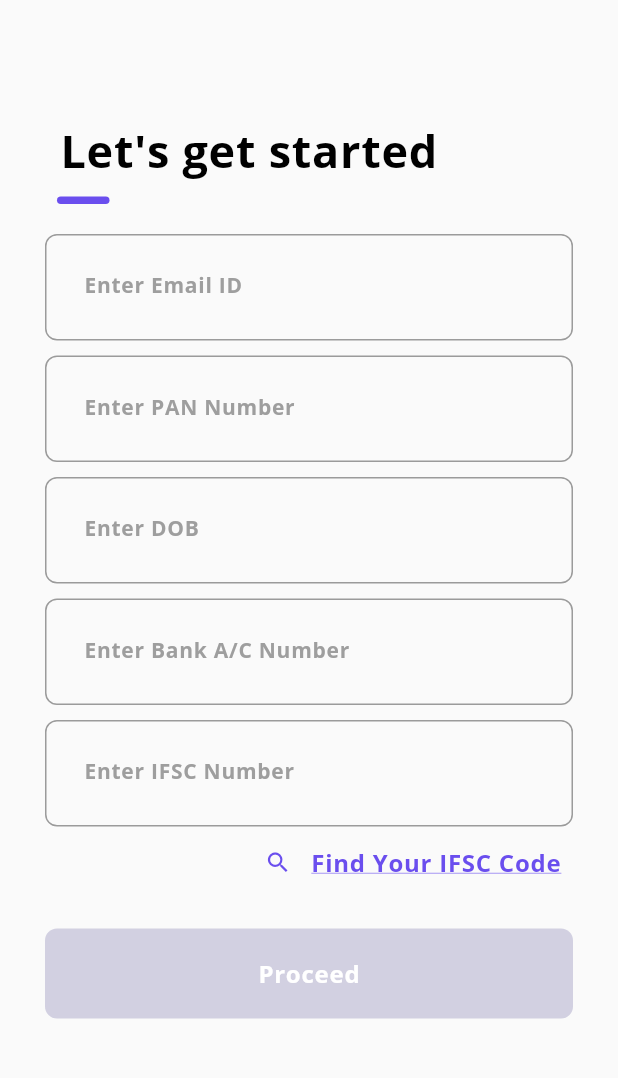
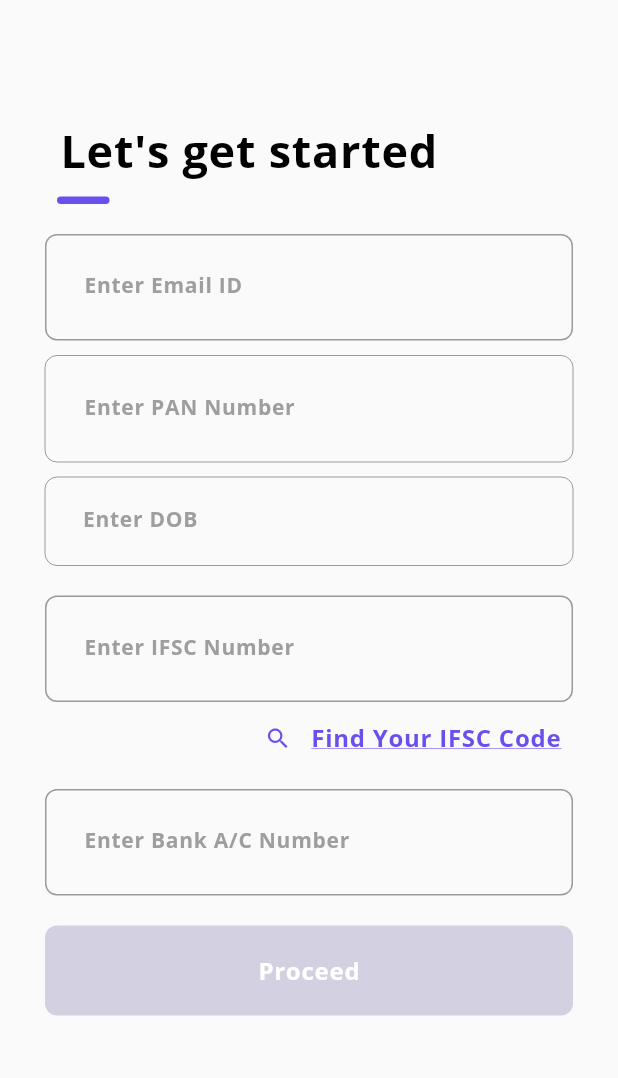
Before and after one commit to FLYINGSKATE/Nuniyo_UI_Latest, a Flutter app: the screen it shows after launch, on a phone screen of 412 x 824 dp, the part 84-1162 px from its top. Run offline on Flutter 3.47's test engine with Material 2 defaults, Android fonts, the phone set to English and light mode, and no system bars; our stand-ins replace camera, device_info_plus, dotted_border, expandable, file_picker, flushbar and 12 more; missing offline and left inert: baseflow_plugin_template, geocoder, get_ip_address, razorpay_flutter, sim_info, syncfusion_flutter_pdfviewer and 2 more.

Commit message:
Backup
Backup

```diff
--- a/lib/ApiRepository/localapis.dart
+++ b/lib/ApiRepository/localapis.dart
@@ -19,15 +19,13 @@ class LocalApiRepo {
   //final String BASE_API_URL = 'https://10.0.2.2:5001';
 
   //BASE URL : When Run In Web
-  final String BASE_API_URL = 'https://localhost:5001';
-
   String API_TOKEN = "";
 
-  final String BASE_API_URL_2 = 'http://localhost:44333';
-
-  final String BASE_API_URL_3 = 'http://localhost:44330';
+  final String BASE_WEB_URL = 'http://localhost:44330';
 
   final String BASE_API_LINK_URL = 'https://api.nuniyo.tech';
+
+  final String BASE_ANDROID_EMULATOR_URL = "https://10.0.2.2:44330";
 
   SharedPreferences? preferences;
 
@@ -147,10 +145,8 @@ class LocalApiRepo {
   }
 
   Future<void> postStageIDLocal() async{
-
     String JWT_TOKEN= await GetCurrentJWTToken();
     print("Calling Stage ID Using API"+JWT_TOKEN);
-
     var headers = {
       'Authorization': 'Bearer $JWT_TOKEN',
       'Content-Type': 'application/json'
@@ -312,7 +308,7 @@ class LocalApiRepo {
     List<int> _selectedFile = await imageP.readAsBytes();
     var request;
     if(kIsWeb){
-      request = http.MultipartRequest('POST', Uri.parse(BASE_API_URL+'/api/DocumentOCR/OCR'));
+      request = http.MultipartRequest('POST', Uri.parse(BASE_API_LINK_URL+'/api/DocumentOCR/OCR'));
       request.files.add(await http.MultipartFile.fromBytes('front_part', _selectedFile,
           contentType: new MediaType('application', 'octet-stream'),
           filename: "file_up"));
@@ -511,12 +507,12 @@ class LocalApiRepo {
       print(valueMap);
       print(result);
       int result_Id = valueMap["res_Output"][0]["result_Id"];
-      String result_Description = valueMap["res_Output"][0]["result_Description"];
+      //String result_Description = valueMap["res_Output"][0]["result_Description"];
       print("Your OTP IS VERIFIED OR NOT DEPENDS ON "+result_Id.toString());
-      API_TOKEN = result_Description;
-      SharedPreferences prefs = await SharedPreferences.getInstance();
-      await prefs.setString("API_TOKEN", API_TOKEN);
-      print("YOUR JWT TOKEN :"+API_TOKEN);
+      //API_TOKEN = result_Description;
+      //SharedPreferences prefs = await SharedPreferences.getInstance();
+      //await prefs.setString("API_TOKEN", API_TOKEN);
+      //print("YOUR JWT TOKEN :"+API_TOKEN);
       if(result_Id==1){
         return true;
       }
@@ -576,8 +572,5 @@ class LocalApiRepo {
     else {
       print(response.reasonPhrase);
     }
-
   }
-
-
 }
--- a/lib/nuniyo_screens/nuniyo_bank_email_pan_validation_screen.dart
+++ b/lib/nuniyo_screens/nuniyo_bank_email_pan_validation_screen.dart
@@ -117,6 +117,7 @@ class _BankPanEmailValidationScreenState
   bool isPanValidatedSuccessfully = false;
   bool isBankValidatedSuccessfully = false;
   bool isEmailValidatedSuccessfully = false;
+  bool isIFSCValidatedSuccessfully = false;
 
   bool isValidInputForPan = false;
   bool isValidInputForBank = false;
@@ -237,9 +238,15 @@ class _BankPanEmailValidationScreenState
                       onTap: _requestEmailIdTextFieldFocus,
                       decoration: InputDecoration(
                           counter: Offstage(),
-                          suffixIcon: !showEmailErrorText
-                              ? isValidInputForEmail? Icon(Icons.check_circle,color:Colors.green) : CircularProgressIndicator(color: !isValidInputForEmail?Colors.transparent:primaryColorOfApp,)
-                              : Icon(Icons.error, color: Colors.red),
+                          suffixIcon:!isValidInputForEmail?Padding(
+                          padding: EdgeInsets.all(5)
+                          ,child:SizedBox(
+                                  width: 18,
+                                  height: 18,
+                                  child: CircularProgressIndicator(
+                                    color: !_emailTextFieldFocusNode.hasFocus && !isValidInputForEmail?Colors.transparent:primaryColorOfApp,
+                                  ))
+                          ):isEmailValidatedSuccessfully?Icon(Icons.check_circle,color:Colors.green):Icon(Icons.error,color:Colors.red),
                           errorText: showEmailErrorText ? emailErrorText : null,
                           labelText: _emailTextFieldFocusNode.hasFocus
                               ? 'Email ID'
@@ -252,8 +259,6 @@ class _BankPanEmailValidationScreenState
                           )),
                       onChanged: (_emailID) async {
                         print(_emailID.length);
-                        print("Show Progress Inddicator 1 "+isValidInputForEmail.toString());
-                        print("Show Email Error 1 "+isEmailValidatedSuccessfully.toString());
                         String pattern =
                             r"^[a-zA-Z0-9.!#$%&'*+/=?^_`{|}~-]+@[a-zA-Z0-9](?:[a-zA-Z0-9-]"
                             r"{0,253}[a-zA-Z0-9])?(?:\.[a-zA-Z0-9](?:[a-zA-Z0-9-]"
@@ -272,11 +277,11 @@ class _BankPanEmailValidationScreenState
                           setState(() {
 
                           });
-
                           //isValidInputForEmail = await ApiRepo().VerifyEmail(prefs.getString('PhoneNumber'), _emailID);
                           //Send Email ID to APi
                           isEmailValidatedSuccessfully = await LocalApiRepo().Email_StatusLocal(_emailID);
                           showEmailErrorText = !isEmailValidatedSuccessfully;
+
                           if (isEmailValidatedSuccessfully) {
                             prefs.setString('EMAIL_ID', _emailID);
                             await LocalApiRepo().UpdateEmailLocal(_emailID);
@@ -293,6 +298,7 @@ class _BankPanEmailValidationScreenState
                         maxLength: 10,
                         onChanged: (_panNumber) async {
                         if (_panNumber.length >= 10) {
+                          isValidInputForPan = true;
                           SharedPreferences prefs = await SharedPreferences.getInstance();
                           String phoneNumber = await prefs.getString('PhoneNumber');
                           print(
@@ -300,12 +306,11 @@ class _BankPanEmailValidationScreenState
                                   phoneNumber +
                                   " and Email ID :");
                           //isValidInputForPan = await ApiRepo().VerifyPAN(phoneNumber, _panNumber);
-                          isValidInputForPan = await LocalApiRepo().GetPanStatusLocal(_panNumber);
-
-                          if (isValidInputForPan) {
+                          isPanValidatedSuccessfully = await LocalApiRepo().GetPanStatusLocal(_panNumber);
+                          if (isPanValidatedSuccessfully) {
                             prefs.setString("PAN_NO", _panNumber);
                           }
-                          showPANErrorText = !isValidInputForPan;
+                          showPANErrorText = !isPanValidatedSuccessfully;
                           setState(() {});
                         }
                       },
@@ -320,12 +325,13 @@ class _BankPanEmailValidationScreenState
                               fontWeight: FontWeight.bold)),
                       focusNode: _panTextFieldFocusNode,
                       onTap: _requestPanTextFieldFocus,
+                      enabled: isEmailValidatedSuccessfully,
                       decoration: InputDecoration(
                           errorText: showPANErrorText ? panErrorText : null,
                           counter: Offstage(),
                           suffixIcon: !showPANErrorText
                               ? Icon(Icons.check_circle,
-                              color: isValidInputForPan
+                              color: isPanValidatedSuccessfully
                                   ? Colors.green
                                   : Colors.transparent)
                               : Icon(Icons.error, color: Colors.red),
@@ -345,9 +351,10 @@ class _BankPanEmailValidationScreenState
                     Padding(
                       padding: const EdgeInsets.all(0.0),
                       child: GestureDetector(
-                        onTap: () => _selectDate(context),
+                        onTap: () => isValidInputForPan?null:_selectDate(context),
                         child: AbsorbPointer(
                           child: TextField(
+                            enabled: isValidInputForPan,
                             cursorColor: primaryColorOfApp,
                             style: GoogleFonts.openSans(
                                 textStyle: TextStyle(
@@ -365,6 +372,7 @@ class _BankPanEmailValidationScreenState
                                     ? primaryColorOfApp
                                     : Colors.grey,
                               ),
+                              contentPadding: EdgeInsets.only(top:20,bottom: 20,left: 25),
                               hintText: 'DD/MM/YYYY',
                             ),
                             controller: _dateController,
@@ -372,51 +380,7 @@ class _BankPanEmailValidationScreenState
                         ),
                       ),
                     ),
-                    SizedBox(
-                      height: 10,
-                    ),
-                    Flexible(
-                        child: TextField(
-                      textCapitalization: TextCapitalization.characters,
-                      controller: _bankTextEditingController,
-                      onChanged: (value) async {
-                        if(value.length>18 || value.length>9){
-                          print("Verifying Bank Account");
-                          isValidBankAccount = await LocalApiRepo().verifyBankAccountLocal(value, _ifscCodeTextEditingController.text.trim());
-                          showBankAccountNumberErrorText = !isValidBankAccount;
-                          setState((){});
-                        }
-                      },
-                      cursorColor: primaryColorOfApp,
-                      style: GoogleFonts.openSans(
-                          textStyle: TextStyle(
-                              color: Colors.black,
-                              letterSpacing: .5,
-                              fontSize: 14,
-                              fontWeight: FontWeight.bold)),
-                      focusNode: _bankTextFieldFocusNode,
-                      onTap: _requestBankTextFieldFocus,
-                      decoration: InputDecoration(
-                          counter: Offstage(),
-                          errorText: showBankAccountNumberErrorText ? "Enter a valid Bank A/C No." : null,
-                          suffixIcon: !showBankAccountNumberErrorText
-                              ? Icon(Icons.check_circle,
-                              color: isValidBankAccount
-                                  ? Colors.green
-                                  : Colors.transparent)
-                              : Icon(Icons.error, color: Colors.red),
-                          labelText: _bankTextFieldFocusNode.hasFocus
-                              ? 'Enter Bank A/C Number'
-                              : 'Enter Bank A/C Number',
-                          labelStyle: TextStyle(
-                            color: _bankTextFieldFocusNode.hasFocus
-                                ? primaryColorOfApp
-                                : Colors.grey,
-                          )),
-                    )),
-                    SizedBox(
-                      height: 10,
-                    ),
+                    SizedBox(height: 20,),
                     Flexible(
                         child: TextField(
                       maxLength: 11,
@@ -439,7 +403,7 @@ class _BankPanEmailValidationScreenState
                           RegExp regex = new RegExp(Ifsc_pattern);
                           if (!regex.hasMatch(value) || value == null) {
                             print('Enter a valid IFSC CODE ');
-                            isValidInputForEmail = false;
+                            isValidInputForIFSC = false;
                             showIFSCErrorText = true;
                             setState(() {
 
@@ -458,6 +422,7 @@ class _BankPanEmailValidationScreenState
                             } else {
                               showIFSCErrorText = false;
                               isValidIFSCCode = true;
+                              isIFSCValidatedSuccessfully = true;
                               print(response);
                               setState(() {});
                               Map valueMap = jsonDecode(response);
@@ -475,7 +440,7 @@ class _BankPanEmailValidationScreenState
                           errorText: showIFSCErrorText ? "Enter a valid IFSC" : null,
                           suffixIcon: !showIFSCErrorText
                               ? Icon(Icons.check_circle,
-                                  color: isValidIFSCCode
+                                  color: isIFSCValidatedSuccessfully
                                       ? Colors.green
                                       : Colors.transparent)
                               : Icon(Icons.error, color: Colors.red),
@@ -519,6 +484,45 @@ class _BankPanEmailValidationScreenState
                         ],
                       ),
                     ),
+                    SizedBox(height: 10,),
+                    Flexible(child: TextField(
+                      textCapitalization: TextCapitalization.characters,
+                      controller: _bankTextEditingController,
+                      onChanged: (value) async {
+                        if(value.length>18 || value.length>9){
+                          print("Verifying Bank Account");
+                          isValidBankAccount = await LocalApiRepo().verifyBankAccountLocal(value, _ifscCodeTextEditingController.text.trim());
+                          showBankAccountNumberErrorText = !isValidBankAccount;
+                          setState((){});
+                        }
+                      },
+                      cursorColor: primaryColorOfApp,
+                      style: GoogleFonts.openSans(
+                          textStyle: TextStyle(
+                              color: Colors.black,
+                              letterSpacing: .5,
+                              fontSize: 14,
+                              fontWeight: FontWeight.bold)),
+                      focusNode: _bankTextFieldFocusNode,
+                      onTap: _requestBankTextFieldFocus,
+                      decoration: InputDecoration(
+                          counter: Offstage(),
+                          errorText: showBankAccountNumberErrorText ? "Enter a valid Bank A/C No." : null,
+                          suffixIcon: !showBankAccountNumberErrorText
+                              ? Icon(Icons.check_circle,
+                              color: isValidBankAccount
+                                  ? Colors.green
+                                  : Colors.transparent)
+                              : Icon(Icons.error, color: Colors.red),
+                          labelText: _bankTextFieldFocusNode.hasFocus
+                              ? 'Enter Bank A/C Number'
+                              : 'Enter Bank A/C Number',
+                          labelStyle: TextStyle(
+                            color: _bankTextFieldFocusNode.hasFocus
+                                ? primaryColorOfApp
+                                : Colors.grey,
+                          )),
+                    )),
                     SizedBox(
                       height: 20,
                     ),
@@ -532,9 +536,14 @@ class _BankPanEmailValidationScreenState
                         shape: RoundedRectangleBorder(
                           borderRadius: BorderRadius.circular(8.0),
                         ),
-                        onPressed: !isValidIFSCCode
+                        onPressed: !(isIFSCValidatedSuccessfully && isEmailValidatedSuccessfully && isPanValidatedSuccessfully)
                             ? null
                             : () async {
+                                print(isValidIFSCCode);
+                                print(isBankValidatedSuccessfully);
+                                print(isValidInputForEmail);
+                                print(isValidInputForPan);
+
                                 isValidInputForBank = true;
                                 isValidInputForPan = true;
                                 isValidInputForEmail = true;
@@ -1153,6 +1162,7 @@ class _BankPanEmailValidationScreenState
   }
 
   IFSCCard(String BranchName, String Address, String IfscCode) {
+    var val;
     return GestureDetector(
       onTap: () async {
         Navigator.pop(context);
@@ -1259,6 +1269,7 @@ class _BankPanEmailValidationScreenState
     print("We fetched phone Number");
     print(phoneNumber);
     if(isValidInputForPan){
+      ///If only 18
       await LocalApiRepo().SolicitLocal(_panTextEditingController.text, _dateController.text);
       await LocalApiRepo().KRALOCAL(_panTextEditingController.text, phoneNumber);
     }
```
